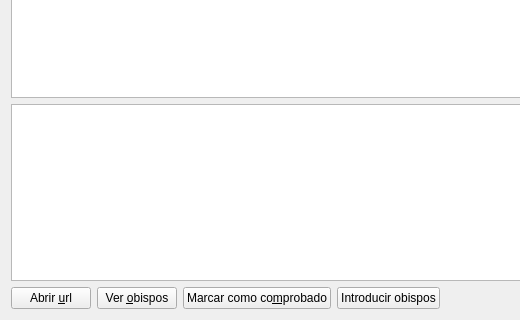
Qt form gui/dlgdiocesis.ui (rogorido/qtpredicadores) before a commit; both pictures show x 0 to 520 and y 117 to 437 of the 745 by 437 pixel window.
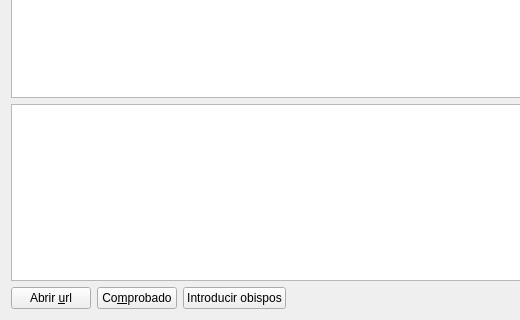
The same form after that commit.

Diff of the .ui file:
```diff
--- a/gui/dlgdiocesis.ui
+++ b/gui/dlgdiocesis.ui
@@ -71,17 +71,10 @@
        </property>
       </widget>
      </item>
-     <item>
-      <widget class="QPushButton" name="pbVerObispos">
-       <property name="text">
-        <string>Ver &amp;obispos</string>
-       </property>
-      </widget>
-     </item>
      <item>
       <widget class="QPushButton" name="pbMarcarComprobado">
        <property name="text">
-        <string>Marcar como co&amp;mprobado</string>
+        <string>Co&amp;mprobado</string>
        </property>
       </widget>
      </item>
```
